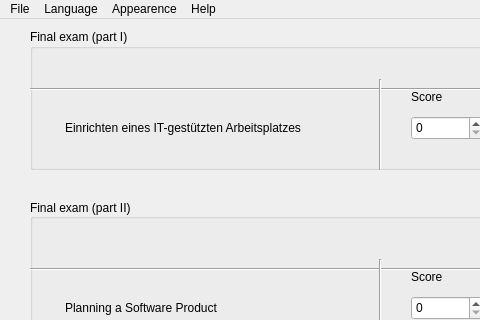
This is en_GB.ui in LF11-Projekte/IHK-telosCalc as Qt 5 draws it before an edit; both pictures show x 0 to 480 and y 0 to 320 of the 623 by 765 pixel window. The edited form follows.
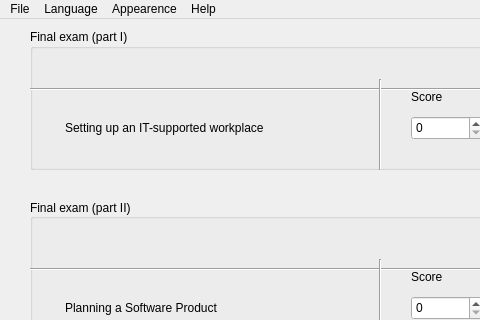
This is the edited form.

```diff
--- a/en_GB.ui
+++ b/en_GB.ui
@@ -131,7 +131,7 @@
          </size>
         </property>
         <property name="text">
-         <string>Einrichten eines IT-gestützten Arbeitsplatzes</string>
+         <string>Setting up an IT-supported workplace</string>
         </property>
         <property name="buddy">
          <cstring>numFe1</cstring>
```
